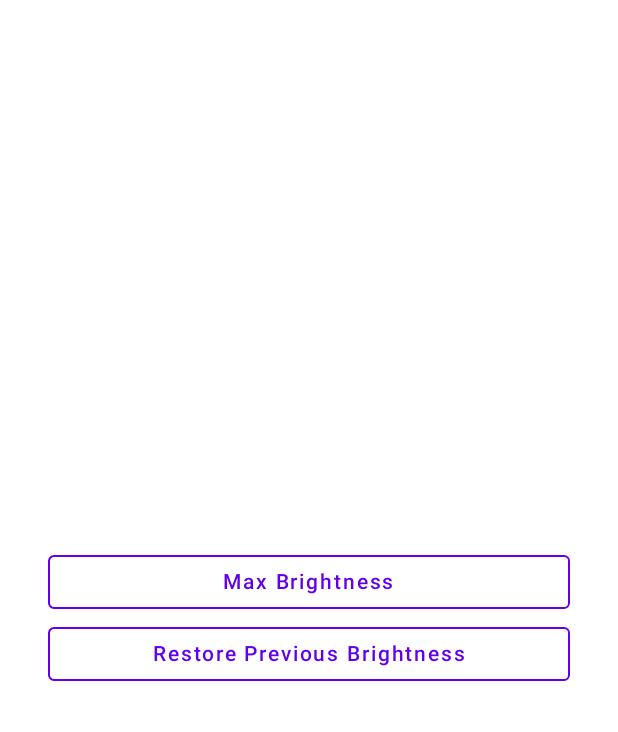
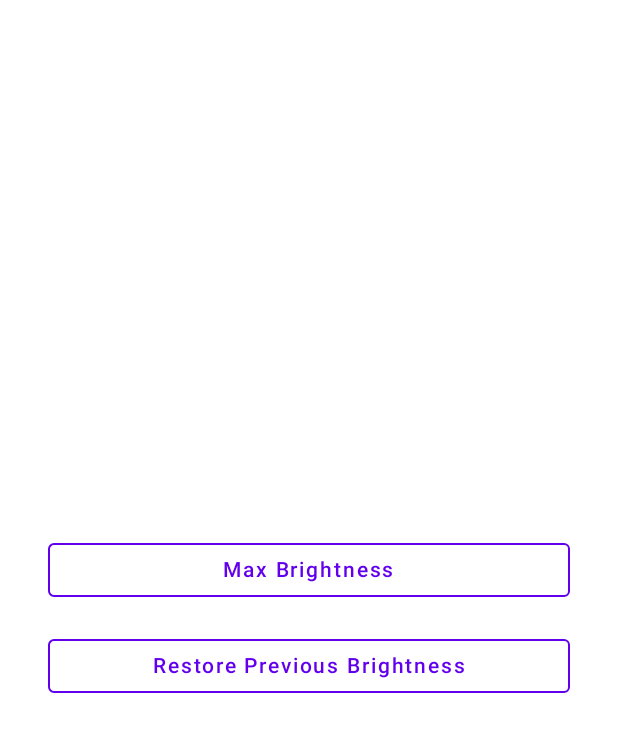
Before and after one commit to sstream17/screen-flashlight, an Android app built with Jetpack Compose: the composable Content shown on its own in the app's theme, after a tap on "Max Brightness", on a phone screen of 412 x 824 dp. Shown: the top 732 px of the screen. Run offline under Robolectric (Android 15) with nearby library versions, the phone set to English and light mode, and no system bars.

Commit message:
Adding padding between the buttons

```diff
--- a/app/src/main/java/com/stream_suite/flashlight/MainActivity.kt
+++ b/app/src/main/java/com/stream_suite/flashlight/MainActivity.kt
@@ -52,7 +52,7 @@ fun Content() {
                 horizontalAlignment = Alignment.CenterHorizontally
             ) {
                 OutlinedButton(
-                    modifier = Modifier.fillMaxWidth(),
+                    modifier = Modifier.padding(vertical = 8.dp).fillMaxWidth(),
                     border = BorderStroke(1.dp, MaterialTheme.colors.primary),
                     onClick = { setBrightness(context, 255, setPreviousBrightness) }
                 ) {
@@ -60,7 +60,7 @@ fun Content() {
                 }
                 if (previousBrightness != null) {
                     OutlinedButton(
-                        modifier = Modifier.fillMaxWidth(),
+                        modifier = Modifier.padding(vertical = 8.dp).fillMaxWidth(),
                         border = BorderStroke(1.dp, MaterialTheme.colors.primary),
                         onClick = {
                             setBrightness(
```
